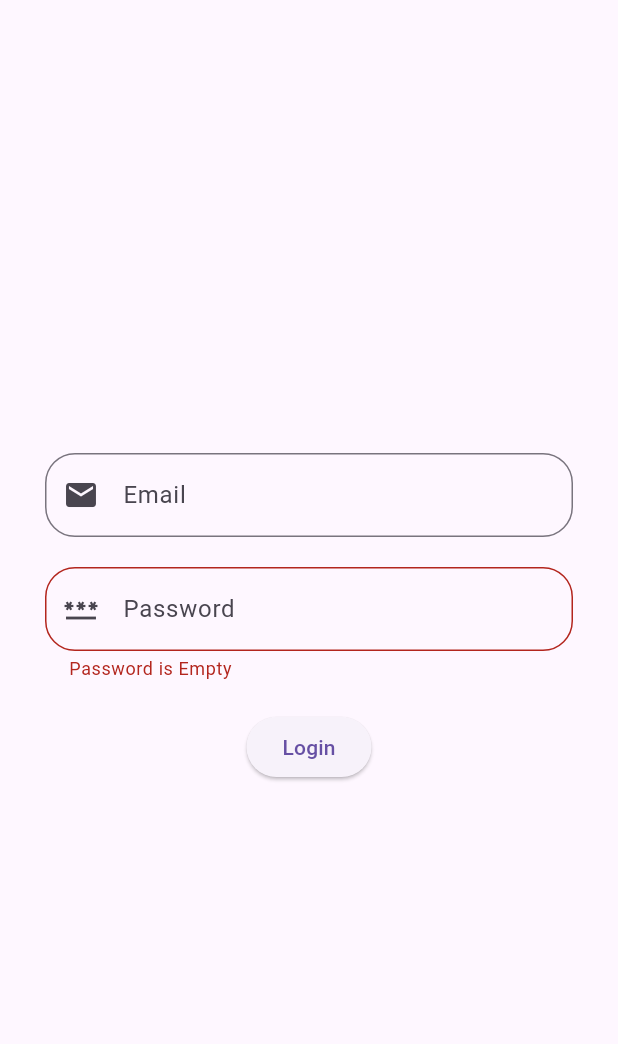
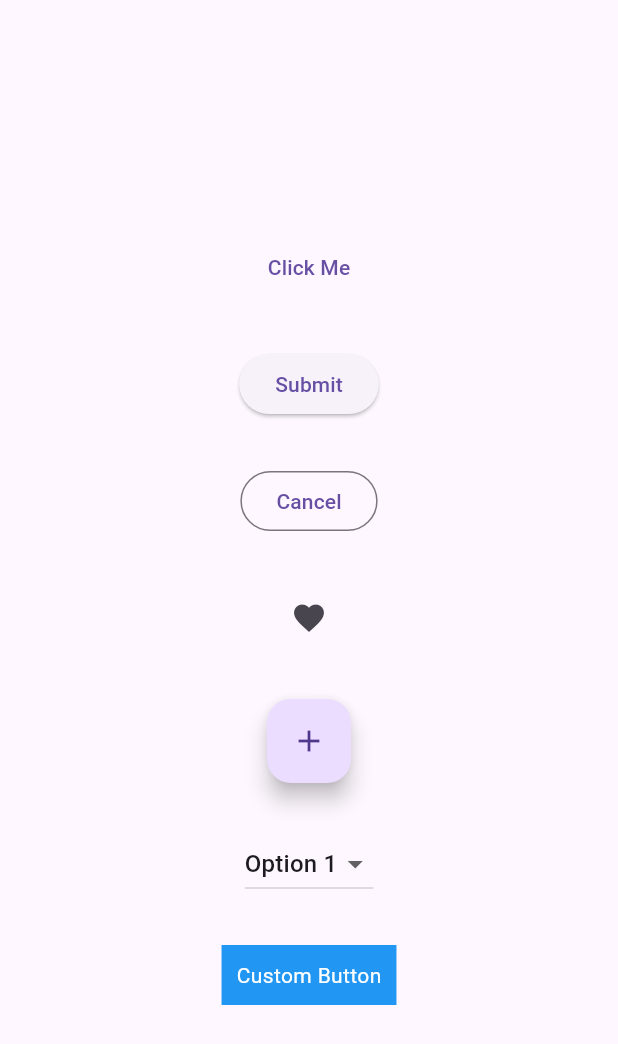
Before and after one commit to Shreen2211/flutter_challenge, a Flutter app: the screen it shows after launch, on a phone screen of 412 x 824 dp. Shown: the top 1044 px of the screen. Run offline on Flutter 3.47's test engine with Material 3 defaults, Android fonts, the phone set to English and light mode, and no system bars.

Commit message:
Day Two
buttons type

```diff
--- /dev/null
+++ b/lib/day_two/buttons.dart
@@ -0,0 +1,71 @@
+import 'package:flutter/material.dart';
+
+class ButtonsType extends StatelessWidget {
+  const ButtonsType({super.key});
+
+  @override
+  Widget build(BuildContext context) {
+    return SingleChildScrollView(
+      child: SizedBox(
+        width: double.infinity,
+        height: MediaQuery.sizeOf(context).height,
+        child: Column(
+          mainAxisAlignment: MainAxisAlignment.center,
+          spacing:30,
+          children: [
+            TextButton(
+              onPressed: () {
+                print('TextButton clicked');
+              },
+              child: Text('Click Me'),
+            ),
+            ElevatedButton(
+              onPressed: () {
+                print('ElevatedButton clicked');
+              },
+              child: Text('Submit'),
+            ),
+            OutlinedButton(
+              onPressed: () {
+                print('OutlinedButton clicked');
+              },
+              child: Text('Cancel'),
+            ),
+            IconButton(
+              onPressed: () {
+                print('IconButton clicked');
+              },
+              icon: Icon(Icons.favorite),
+            ),
+            FloatingActionButton(
+              onPressed: () {
+                print('FAB clicked');
+              },
+              child: Icon(Icons.add),
+            ),
+            DropdownButton<String>(
+              value: 'Option 1',
+              items: [
+                DropdownMenuItem(value: 'Option 1', child: Text('Option 1')),
+                DropdownMenuItem(value: 'Option 2', child: Text('Option 2')),
+              ],
+              onChanged: (value) {
+                print('Selected: $value');
+              },
+            ),
+            GestureDetector(
+              onTap: () {
+                print('Custom Button clicked');
+              },
+              child: Container(
+                padding: EdgeInsets.all(10),
+                color: Colors.blue,
+                child: Text('Custom Button', style: TextStyle(color: Colors.white)),
+              ),
+            ),
+          ],
+        ),
+      ),
+    );
+  }
+}
--- a/lib/main.dart
+++ b/lib/main.dart
@@ -2,12 +2,13 @@ import 'package:flutter/material.dart';
 
 import 'day_one/login_screen.dart';
 import 'day_one/text_form_field.dart';
+import 'day_two/buttons.dart';
 
 void main() {
   runApp(
     MaterialApp(
       debugShowCheckedModeBanner: false,
-      home: Scaffold(body: SafeArea(child: const LoginScreen())),
+      home: Scaffold(body: SafeArea(child: const ButtonsType())),
     ),
   );
 }
```
